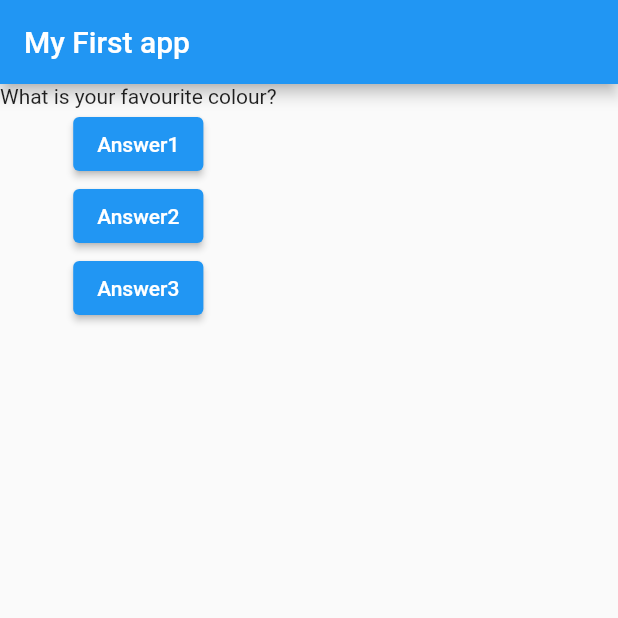
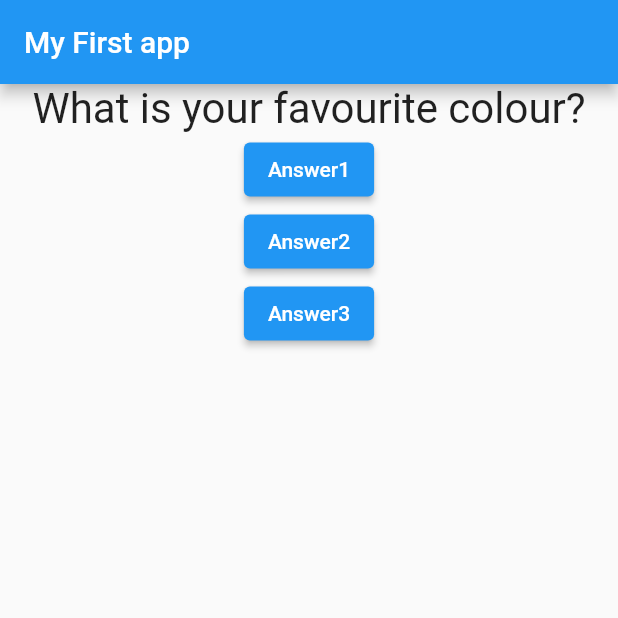
Before and after one commit to MartinPaGarcia/flutter_mirai, a Flutter app: the screen it shows after launch, on a phone screen of 412 x 824 dp, the top half of it. Run offline on Flutter 3.47's test engine with Material 2 defaults, Android fonts, the phone set to English and light mode, and no system bars.

Commit message:
added container to widget

```diff
--- a/lib/question.dart
+++ b/lib/question.dart
@@ -1,14 +1,25 @@
-// ignore_for_file: must_be_immutable, use_key_in_widget_constructors
+
+
+// ignore_for_file: use_key_in_widget_constructors, prefer_const_constructors_in_immutables
 
 import 'package:flutter/material.dart';
 
 class Question extends StatelessWidget {
-  String questionText;
+  final String questionText;
 
   Question(this.questionText);
 
   @override
   Widget build(BuildContext context) {
-    return Text(questionText);
+    //ignore: avoid_unnecessary_containers, sized_box_for_whitespace
+    return Container(
+      width: double.infinity,
+      child: Text(
+      questionText,
+      // ignore: prefer_const_constructors
+      style:TextStyle(fontSize: 28),
+      textAlign:TextAlign.center,
+      ),
+    );
   }
 }
```
